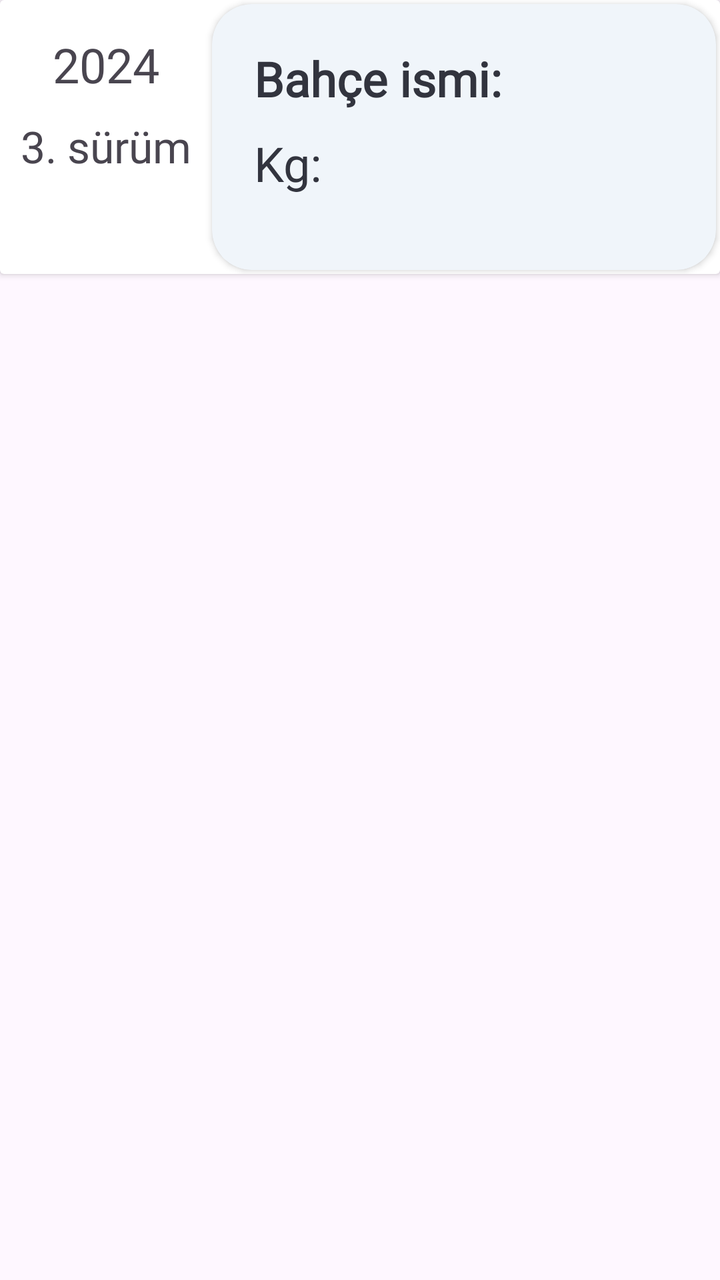
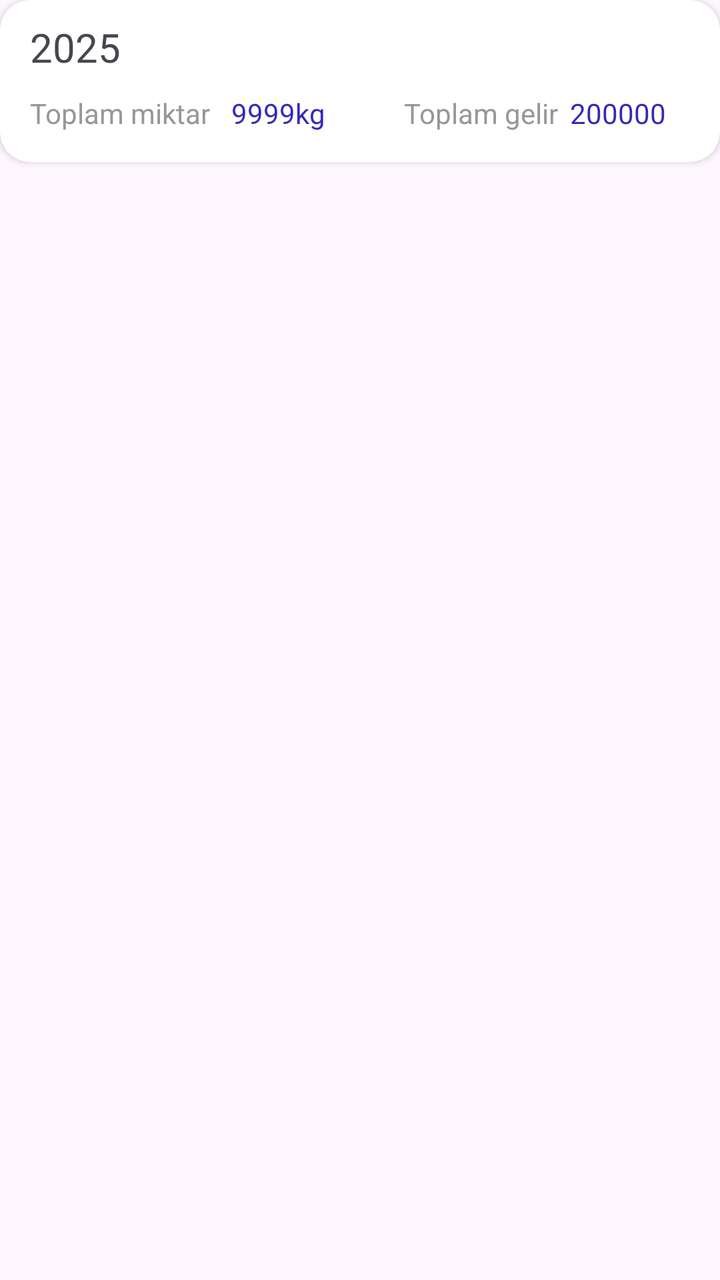

The first picture is an Android layout as it rendered before a commit; the second is the same layout after the commit. The layout source and the unified diff follow.
<!-- AndroidManifest.xml: application theme Theme.DesignExample -->
<!-- res/layout/card_view_design.xml -->
<?xml version="1.0" encoding="utf-8"?>
<LinearLayout xmlns:android="http://schemas.android.com/apk/res/android"
    xmlns:app="http://schemas.android.com/apk/res-auto"
    xmlns:tools="http://schemas.android.com/tools"
    android:layout_width="match_parent"
    android:layout_height="wrap_content"
    android:layout_margin="5dp"
    android:orientation="vertical"
    android:layout_gravity="center_horizontal"
    >



    <androidx.cardview.widget.CardView
        android:layout_width="match_parent"
        android:layout_height="137dp"
        android:backgroundTint="@color/white"
        android:layout_gravity="center_horizontal"
        android:focusable="true"
        android:stateListAnimator="@anim/animation"
        android:foreground="?attr/selectableItemBackground"
        android:clickable="true"
       >

        <androidx.constraintlayout.widget.ConstraintLayout
            android:layout_width="match_parent"
            android:layout_height="match_parent">

            <androidx.cardview.widget.CardView
                android:id="@+id/cardView2"
                android:layout_width="0dp"
                android:layout_height="match_parent"
                android:backgroundTint="@color/editTextGray"
                app:cardCornerRadius="20dp"
                android:layout_margin="2dp"
                app:layout_constraintBottom_toBottomOf="parent"
                app:layout_constraintEnd_toEndOf="parent"
                app:layout_constraintTop_toTopOf="parent"
                app:layout_constraintWidth_percent="0.7">

                <androidx.constraintlayout.widget.ConstraintLayout
                    android:layout_width="match_parent"
                    android:layout_height="match_parent"
                    android:layout_margin="5dp"
                    android:background="@color/editTextGray">

                    <TextView
                        android:id="@+id/gardenTextview"
                        android:layout_width="wrap_content"
                        android:layout_height="wrap_content"
                        android:layout_marginStart="16dp"
                        android:layout_marginTop="16dp"
                        android:fontFamily="@font/sen"
                        android:text="Bahçe ismi:"
                        android:textColor="@color/textViewColor"
                        android:textSize="24sp"
                        android:textStyle="bold"
                        app:layout_constraintStart_toStartOf="parent"
                        app:layout_constraintTop_toTopOf="parent" />

                    <TextView
                        android:id="@+id/weightTextview"
                        android:layout_width="wrap_content"
                        android:layout_height="wrap_content"
                        android:layout_marginStart="16dp"
                        android:layout_marginTop="10dp"
                        android:fontFamily="@font/sen"
                        android:text="Kg:"
                        android:textColor="@color/textViewColor"
                        android:textSize="24sp"
                        app:layout_constraintStart_toStartOf="parent"
                        app:layout_constraintTop_toBottomOf="@+id/gardenTextview" />

                </androidx.constraintlayout.widget.ConstraintLayout>

            </androidx.cardview.widget.CardView>

            <TextView
                android:id="@+id/yearTextview"
                android:layout_width="wrap_content"
                android:layout_height="wrap_content"
                android:layout_marginTop="16dp"
                android:fontFamily="@font/sen"
                android:text="2024"
                android:textSize="24sp"
                app:layout_constraintEnd_toStartOf="@+id/cardView2"
                app:layout_constraintStart_toStartOf="parent"
                app:layout_constraintTop_toTopOf="parent" />

            <TextView
                android:id="@+id/seasonTextview"
                android:layout_width="wrap_content"
                android:layout_height="wrap_content"
                android:layout_marginTop="10dp"
                android:fontFamily="@font/sen"
                android:text="3. sürüm"
                android:textSize="22sp"
                app:layout_constraintEnd_toStartOf="@+id/cardView2"
                app:layout_constraintHorizontal_bias="0.5"
                app:layout_constraintStart_toStartOf="parent"
                app:layout_constraintTop_toBottomOf="@+id/yearTextview" />
        </androidx.constraintlayout.widget.ConstraintLayout>

    </androidx.cardview.widget.CardView>


</LinearLayout>
<!-- resources referenced by this layout -->
<resources>
  <color name="editTextGray">#F0F5FA</color>
  <color name="textViewColor">#32343E</color>
  <color name="white">#FFFFFFFF</color>
  <style name="Theme.DesignExample" parent="Base.Theme.DesignExample" />
  <style name="Base.Theme.DesignExample" parent="Theme.Material3.DayNight.NoActionBar">
          
          
      </style>
</resources>

<!-- the commit's change to res/layout/card_view_design.xml (unified diff, before → after) -->
@@ -4,7 +4,7 @@
     xmlns:tools="http://schemas.android.com/tools"
     android:layout_width="match_parent"
     android:layout_height="wrap_content"
-    android:layout_margin="5dp"
+    android:layout_margin="10dp"
     android:orientation="vertical"
     android:layout_gravity="center_horizontal"
     >
@@ -13,92 +13,76 @@
 
     <androidx.cardview.widget.CardView
         android:layout_width="match_parent"
-        android:layout_height="137dp"
+        android:layout_height="wrap_content"
         android:backgroundTint="@color/white"
         android:layout_gravity="center_horizontal"
         android:focusable="true"
         android:stateListAnimator="@anim/animation"
         android:foreground="?attr/selectableItemBackground"
         android:clickable="true"
+        app:cardCornerRadius="15dp"
        >
 
         <androidx.constraintlayout.widget.ConstraintLayout
             android:layout_width="match_parent"
-            android:layout_height="match_parent">
-
-            <androidx.cardview.widget.CardView
-                android:id="@+id/cardView2"
-                android:layout_width="0dp"
-                android:layout_height="match_parent"
-                android:backgroundTint="@color/editTextGray"
-                app:cardCornerRadius="20dp"
-                android:layout_margin="2dp"
-                app:layout_constraintBottom_toBottomOf="parent"
-                app:layout_constraintEnd_toEndOf="parent"
-                app:layout_constraintTop_toTopOf="parent"
-                app:layout_constraintWidth_percent="0.7">
-
-                <androidx.constraintlayout.widget.ConstraintLayout
-                    android:layout_width="match_parent"
-                    android:layout_height="match_parent"
-                    android:layout_margin="5dp"
-                    android:background="@color/editTextGray">
-
-                    <TextView
-                        android:id="@+id/gardenTextview"
-                        android:layout_width="wrap_content"
-                        android:layout_height="wrap_content"
-                        android:layout_marginStart="16dp"
-                        android:layout_marginTop="16dp"
-                        android:fontFamily="@font/sen"
-                        android:text="Bahçe ismi:"
-                        android:textColor="@color/textViewColor"
-                        android:textSize="24sp"
-                        android:textStyle="bold"
-                        app:layout_constraintStart_toStartOf="parent"
-                        app:layout_constraintTop_toTopOf="parent" />
-
-                    <TextView
-                        android:id="@+id/weightTextview"
-                        android:layout_width="wrap_content"
-                        android:layout_height="wrap_content"
-                        android:layout_marginStart="16dp"
-                        android:layout_marginTop="10dp"
-                        android:fontFamily="@font/sen"
-                        android:text="Kg:"
-                        android:textColor="@color/textViewColor"
-                        android:textSize="24sp"
-                        app:layout_constraintStart_toStartOf="parent"
-                        app:layout_constraintTop_toBottomOf="@+id/gardenTextview" />
-
-                </androidx.constraintlayout.widget.ConstraintLayout>
-
-            </androidx.cardview.widget.CardView>
+            android:layout_height="match_parent"
+            android:paddingBottom="15dp"
+            android:paddingTop="10dp">
 
             <TextView
-                android:id="@+id/yearTextview"
-                android:layout_width="wrap_content"
+                android:id="@+id/YılTextView"
+                android:layout_width="0dp"
                 android:layout_height="wrap_content"
-                android:layout_marginTop="16dp"
-                android:fontFamily="@font/sen"
-                android:text="2024"
-                android:textSize="24sp"
-                app:layout_constraintEnd_toStartOf="@+id/cardView2"
+                android:layout_marginStart="15dp"
+                android:text="2025"
+                android:textAlignment="viewStart"
+                android:textSize="20sp"
                 app:layout_constraintStart_toStartOf="parent"
-                app:layout_constraintTop_toTopOf="parent" />
+                app:layout_constraintWidth_percent="0.4"
+                tools:layout_editor_absoluteY="10dp" />
 
             <TextView
-                android:id="@+id/seasonTextview"
-                android:layout_width="wrap_content"
+                android:id="@+id/textView4"
+                android:layout_width="0dp"
                 android:layout_height="wrap_content"
+                android:layout_marginStart="15dp"
                 android:layout_marginTop="10dp"
-                android:fontFamily="@font/sen"
-                android:text="3. sürüm"
-                android:textSize="22sp"
-                app:layout_constraintEnd_toStartOf="@+id/cardView2"
-                app:layout_constraintHorizontal_bias="0.5"
+                android:text="Toplam miktar"
+                android:textColor="@color/recyclerViewGray"
                 app:layout_constraintStart_toStartOf="parent"
-                app:layout_constraintTop_toBottomOf="@+id/yearTextview" />
+                app:layout_constraintTop_toBottomOf="@+id/YılTextView"
+                app:layout_constraintWidth_percent="0.28" />
+
+            <TextView
+                android:id="@+id/ToplamKgTextView"
+                android:layout_width="0dp"
+                android:layout_height="wrap_content"
+                android:text="9999kg"
+                android:textColor="@color/recyclerViewBlue"
+                app:layout_constraintStart_toEndOf="@+id/textView4"
+                app:layout_constraintTop_toTopOf="@+id/textView4"
+                app:layout_constraintWidth_percent="0.2" />
+
+            <TextView
+                android:id="@+id/textView9"
+                android:layout_width="83dp"
+                android:layout_height="19dp"
+                android:text="Toplam gelir"
+                android:textColor="@color/recyclerViewGray"
+                app:layout_constraintEnd_toStartOf="@+id/ToplamGelirTextView"
+                app:layout_constraintTop_toTopOf="@+id/ToplamKgTextView"
+                app:layout_constraintWidth_percent="0.28" />
+
+            <TextView
+                android:id="@+id/ToplamGelirTextView"
+                android:layout_width="0dp"
+                android:layout_height="wrap_content"
+                android:layout_marginEnd="3dp"
+                android:text="200000"
+                android:textColor="@color/recyclerViewBlue"
+                app:layout_constraintEnd_toEndOf="parent"
+                app:layout_constraintTop_toTopOf="@+id/textView9"
+                app:layout_constraintWidth_percent="0.2" />
         </androidx.constraintlayout.widget.ConstraintLayout>
 
     </androidx.cardview.widget.CardView>
<!-- resource entries referenced after the edit -->
@@ -1,7 +1,7 @@
 <!-- resources referenced by this layout -->
 <resources>
-  <color name="editTextGray">#F0F5FA</color>
-  <color name="textViewColor">#32343E</color>
+  <color name="recyclerViewBlue">#3629B7</color>
+  <color name="recyclerViewGray">#979797</color>
   <color name="white">#FFFFFFFF</color>
   <style name="Theme.DesignExample" parent="Base.Theme.DesignExample" />
   <style name="Base.Theme.DesignExample" parent="Theme.Material3.DayNight.NoActionBar">
